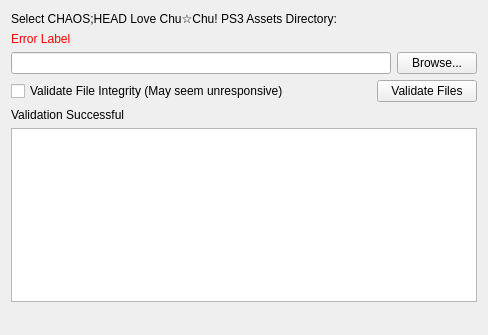
This is installer/packages/com.committeeofzero.chlcc.ps3.assets/meta/page.ui in CommitteeOfZero/dirac-sea as Qt 5 draws it before an edit. The edited form follows.
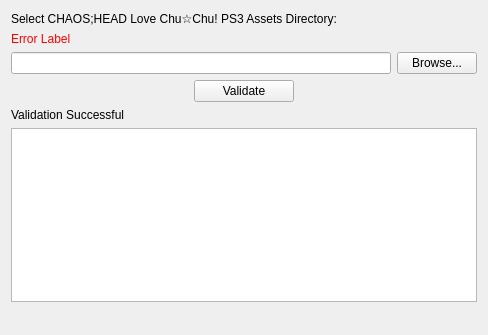
This is the edited form.

Commit message:
Now do it all for CHLCC
thanks `git diff`, thanks `delta`

Patch:
```diff
--- a/installer/packages/com.committeeofzero.chlcc.ps3.assets/meta/page.ui
+++ b/installer/packages/com.committeeofzero.chlcc.ps3.assets/meta/page.ui
@@ -47,13 +47,6 @@
    </item>
    <item>
     <layout class="QHBoxLayout" name="horizontalLayout_2">
-     <item>
-      <widget class="QCheckBox" name="checkBoxHash">
-       <property name="text">
-        <string>Validate File Integrity (May seem unresponsive)</string>
-       </property>
-      </widget>
-     </item>
      <item>
       <widget class="QPushButton" name="validateButton">
        <property name="maximumSize">
@@ -63,7 +56,7 @@
         </size>
        </property>
        <property name="text">
-        <string>Validate Files</string>
+        <string>Validate</string>
        </property>
       </widget>
      </item>
```
The commit also changes 1 other file.
